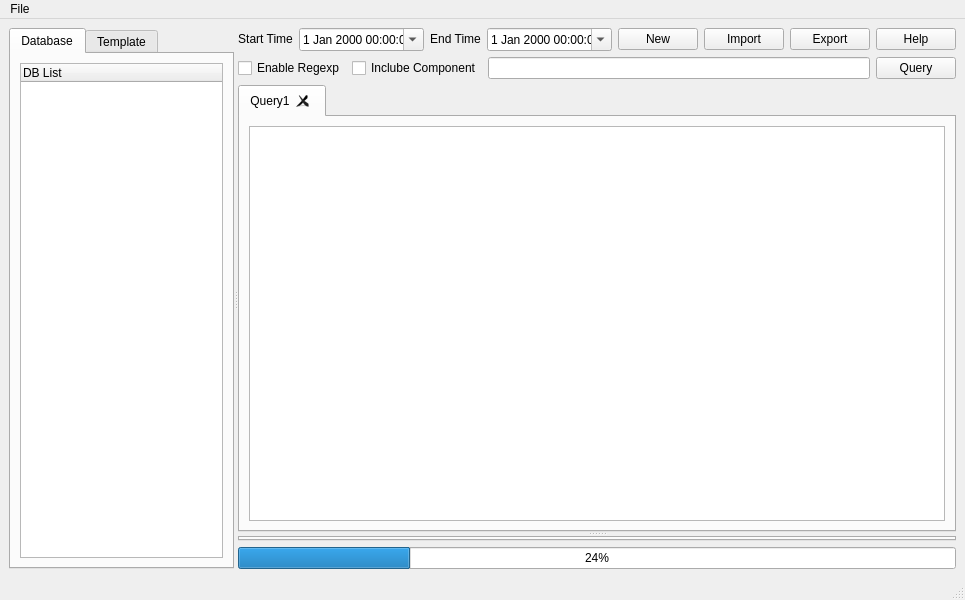
The window that resource/gui/LogAnalysis.ui (Bader-CN/LogAnalysis) describes before a commit, drawn with Qt 5.
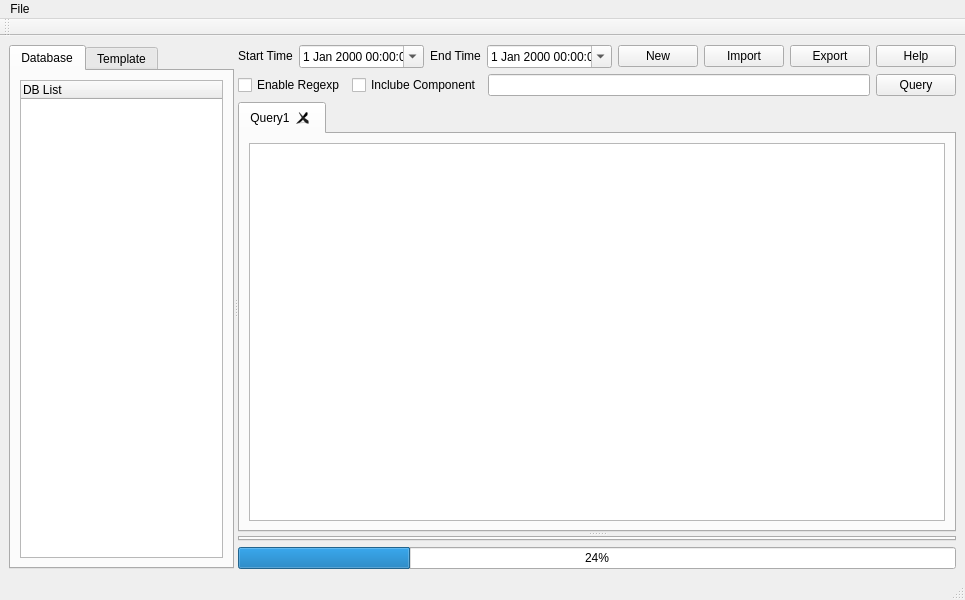
The same window after the commit. The open tabs and pages were chosen to show the change.

Diff of the .ui file:
```diff
--- a/resource/gui/LogAnalysis.ui
+++ b/resource/gui/LogAnalysis.ui
@@ -351,6 +351,17 @@
    <addaction name="menuFile"/>
   </widget>
   <widget class="QStatusBar" name="statusbar"/>
+  <widget class="QToolBar" name="toolBar">
+   <property name="windowTitle">
+    <string>toolBar</string>
+   </property>
+   <attribute name="toolBarArea">
+    <enum>TopToolBarArea</enum>
+   </attribute>
+   <attribute name="toolBarBreak">
+    <bool>false</bool>
+   </attribute>
+  </widget>
   <action name="actionDeleteDB">
    <property name="text">
     <string>Delete DB</string>
```
Left out of the diff: 2 changed lines with no effect on the pictures.
